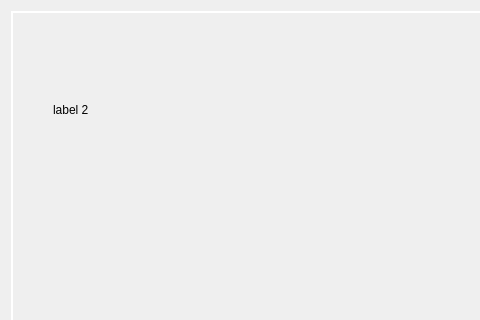
This is install/dlgMain.ui in tbikfalvi/Belenus as Qt 5 draws it before an edit; both pictures show x 0 to 480 and y 0 to 320 of the 607 by 445 pixel window. The edited form follows.
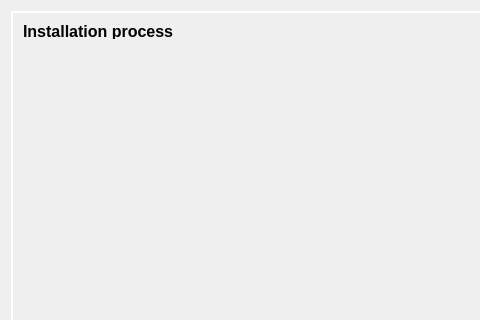
This is the edited form. The open tabs and pages were chosen to show the change. Icons and pictures are not drawn.

What changed in the file:
```diff
--- a/install/dlgMain.ui
+++ b/install/dlgMain.ui
@@ -10,6 +10,24 @@
     <height>445</height>
    </rect>
   </property>
+  <property name="sizePolicy">
+   <sizepolicy hsizetype="Fixed" vsizetype="Fixed">
+    <horstretch>0</horstretch>
+    <verstretch>0</verstretch>
+   </sizepolicy>
+  </property>
+  <property name="minimumSize">
+   <size>
+    <width>607</width>
+    <height>445</height>
+   </size>
+  </property>
+  <property name="maximumSize">
+   <size>
+    <width>607</width>
+    <height>445</height>
+   </size>
+  </property>
   <property name="windowTitle">
    <string>Dialog</string>
   </property>
@@ -86,14 +104,21 @@
       <widget class="QLabel" name="lbl2">
        <property name="geometry">
         <rect>
-         <x>40</x>
-         <y>90</y>
-         <width>46</width>
-         <height>13</height>
+         <x>10</x>
+         <y>10</y>
+         <width>201</width>
+         <height>16</height>
         </rect>
        </property>
+       <property name="font">
+        <font>
+         <pointsize>12</pointsize>
+         <weight>75</weight>
+         <bold>true</bold>
+        </font>
+       </property>
        <property name="text">
-        <string>label 2</string>
+        <string>Installation process</string>
        </property>
       </widget>
      </widget>
```
Left out of the diff: 24 changed lines with no effect on the pictures.
